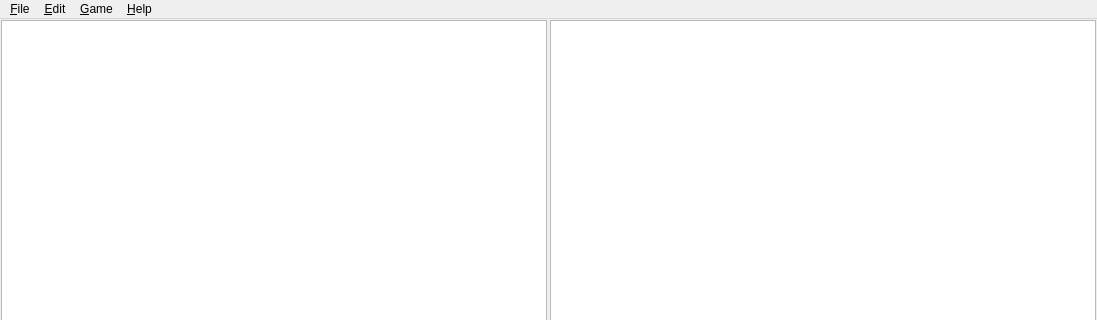
Before: the Qt Designer form src/mainwindow.ui in Necktschnagge/tobor-games, drawn with Qt 5; both pictures show x 0 to 1097 and y 0 to 320 of the 1097 by 753 pixel window.
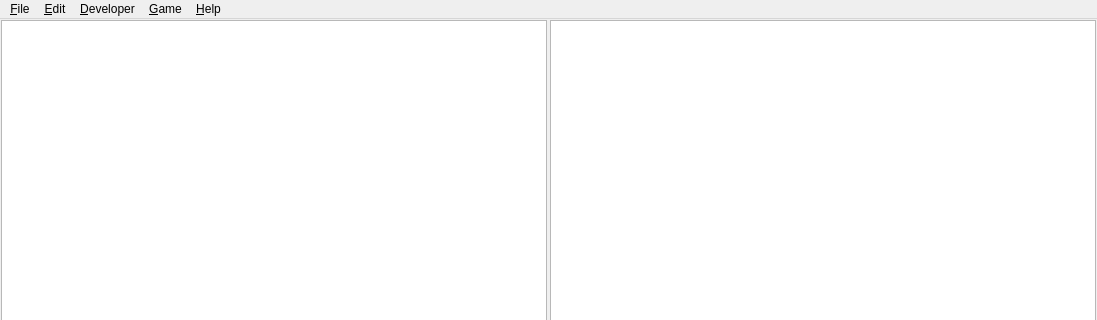
After: the same form once the commit is applied.

What changed in the file:
```diff
--- a/src/mainwindow.ui
+++ b/src/mainwindow.ui
@@ -170,6 +170,7 @@
       </widget>
       <addaction name="menuFile"/>
       <addaction name="menuEdit"/>
+      <addaction name="menuDeveloper"/>
       <addaction name="menuGame"/>
       <addaction name="menuHelp"/>
     </widget>
```
Left out of the diff: 1 changed line with no effect on the pictures.
